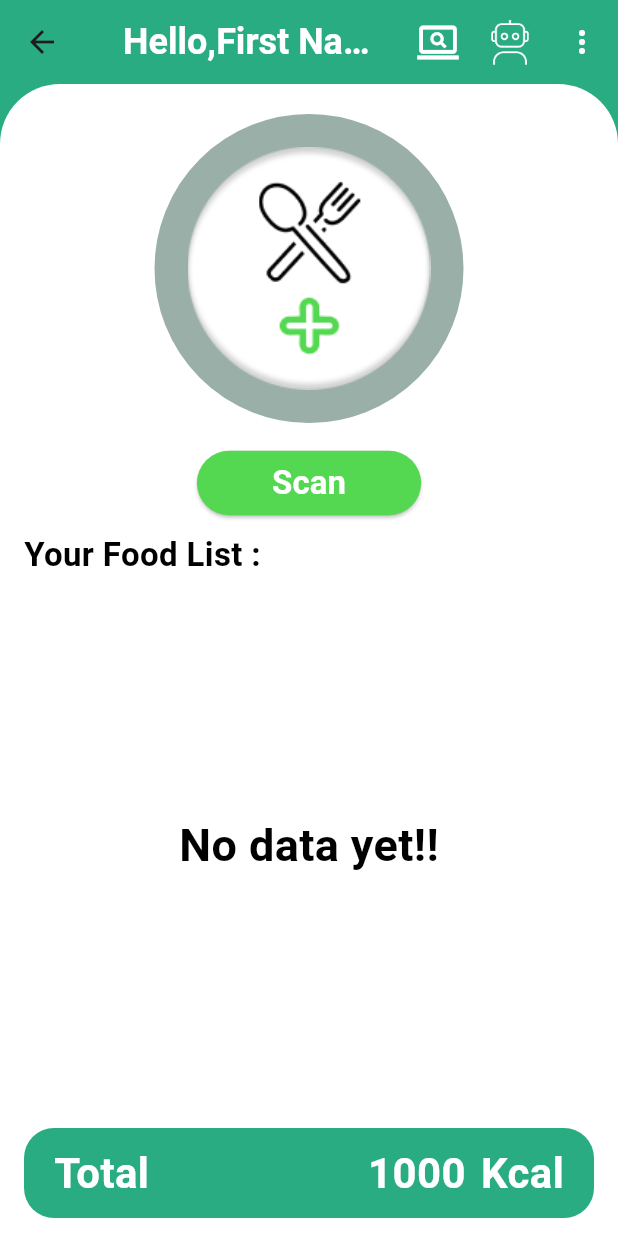
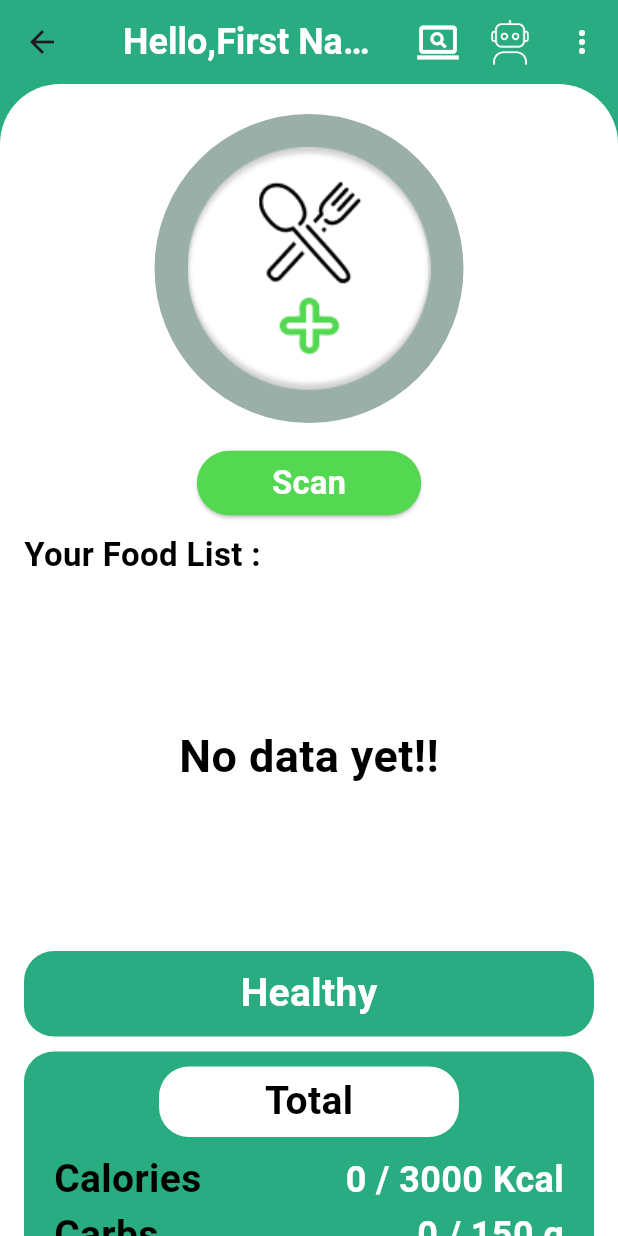
Before and after one commit to AhmedMohsen2492/Foodie, a Flutter app: the HomeScreen screen opened by its route, on a phone screen of 412 x 824 dp. Run offline on Flutter 3.47's test engine with Material 3 defaults, Android fonts, the phone set to English and light mode, and no system bars; our stand-ins replace dio, flutter_slidable, google_fonts, image_picker, lottie, multi_dropdown; network calls fail.

Commit message:
add history total

```diff
--- a/lib/data/dataModel/food_history.dart
+++ b/lib/data/dataModel/food_history.dart
@@ -1,6 +1,6 @@
 import 'dart:io';
 
-class FoodHistory{
+class FoodHistory {
   String name;
   File image;
   bool healthy;
@@ -9,5 +9,6 @@ class FoodHistory{
   double protein;
   double fats;
 
-  FoodHistory(this.name,this.image, this.healthy, this.calories, this.protein, this.fats,this.carbs);
+  FoodHistory(this.name, this.image, this.healthy, this.calories, this.protein,
+      this.fats, this.carbs);
 }
--- a/lib/data/providers/main_provider.dart
+++ b/lib/data/providers/main_provider.dart
@@ -1,14 +1,7 @@
 import 'package:flutter/widgets.dart';
 import 'dart:io';
 import 'package:flutter/material.dart';
-import 'package:foodie/data/api/api_manager.dart';
-import 'package:foodie/data/providers/main_provider.dart';
-import 'package:foodie/ui/screens/foodDetails/food_details_screen.dart';
-import 'package:foodie/ui/utils/app_assets.dart';
-import 'package:foodie/ui/utils/app_colors.dart';
 import 'package:image_picker/image_picker.dart';
-import 'package:dio/dio.dart';
-
 import '../dataModel/food_history.dart';
 
 class MainProvider extends ChangeNotifier {
@@ -28,6 +21,17 @@ class MainProvider extends ChangeNotifier {
   Map details = {};
   List<FoodHistory> history = [];
 
+  //todo edit values
+  double maxTotalCalories = 3000;
+  double maxTotalCarbs = 150;
+  double maxTotalFats = 100;
+  double maxTotalProtein = 160;
+
+  bool historyHealthy = false;
+  double historyTotalCalories = 0;
+  double historyTotalCarbs = 0;
+  double historyTotalFats = 0;
+  double historyTotalProtein = 0;
 
   void cameraPicker(BuildContext context) async {
     var image = await ImagePicker().pickImage(source: ImageSource.camera);
@@ -56,4 +60,23 @@ class MainProvider extends ChangeNotifier {
     history.remove(foodHistory);
     notifyListeners();
   }
+
+  void editTotalHistory() {
+    if(history.isEmpty)
+      {
+        historyTotalProtein=0;
+        historyTotalFats=0;
+        historyTotalCarbs=0;
+        historyTotalCalories=0;
+      }
+    for(int i=0;i<history.length;i++)
+      {
+        historyTotalCalories += history[i].calories;
+        historyTotalCarbs += history[i].carbs;
+        historyTotalFats += history[i].fats;
+        historyTotalProtein += history[i].protein;
+      }
+    notifyListeners();
+  }
+
 }
--- a/lib/ui/screens/foodDetails/food_details_screen.dart
+++ b/lib/ui/screens/foodDetails/food_details_screen.dart
@@ -251,6 +251,7 @@ class _FoodDetailsScreenState extends State<FoodDetailsScreen> {
   saveButton() {
     FoodHistory history = FoodHistory(provider.classNames[0],provider.detectedImage!,healthy!,calories!,protein!,fats!,carbs!);
     provider.addToHistoryList(history);
+    provider.editTotalHistory();
     Navigator.pop(context);
   }
 }
--- a/lib/ui/screens/history/history_screen.dart
+++ b/lib/ui/screens/history/history_screen.dart
@@ -186,6 +186,7 @@ class HistoryScreen extends StatelessWidget {
             Center(
               child: ElevatedButton(
                 onPressed: () {
+                  provider.editTotalHistory();
                   provider.deleteFromHistoryList(args);
                   Navigator.pop(context);
                 },
--- a/lib/ui/screens/home/food_widget.dart
+++ b/lib/ui/screens/home/food_widget.dart
@@ -2,15 +2,13 @@ import 'package:flutter/material.dart';
 import 'package:flutter_slidable/flutter_slidable.dart';
 import 'package:foodie/data/dataModel/food_history.dart';
 import 'package:foodie/data/providers/main_provider.dart';
-import 'package:foodie/ui/screens/foodDetails/food_details_screen.dart';
 import 'package:foodie/ui/screens/history/history_screen.dart';
-import 'package:foodie/ui/utils/app_assets.dart';
 import 'package:foodie/ui/utils/app_colors.dart';
 import 'package:provider/provider.dart';
 
 class FoodWidget extends StatelessWidget {
   FoodHistory history;
-  FoodWidget(this.history);
+  FoodWidget(this.history, {super.key});
   late MainProvider provider;
 
   @override
@@ -28,6 +26,7 @@ class FoodWidget extends StatelessWidget {
             SlidableAction(
               onPressed: (_) {
                 provider.deleteFromHistoryList(history);
+                provider.editTotalHistory();
               },
               icon: Icons.delete,
               label: "Delete",
@@ -63,7 +62,7 @@ class FoodWidget extends StatelessWidget {
                   children: [
                     Text(
                       history.name,
-                      style: TextStyle(
+                      style: const TextStyle(
                           color: AppColors.black,
                           fontSize: 18,
                           fontWeight: FontWeight.bold),
@@ -71,7 +70,7 @@ class FoodWidget extends StatelessWidget {
                     ),
                     Text(
                       "${history.calories.round()} kcal",
-                      style: TextStyle(
+                      style: const TextStyle(
                         color: AppColors.white,
                         fontSize: 16,
                       ),
--- a/lib/ui/screens/home/home_screen.dart
+++ b/lib/ui/screens/home/home_screen.dart
@@ -1,5 +1,7 @@
 import 'dart:io';
+import 'package:flutter/cupertino.dart';
 import 'package:flutter/material.dart';
+import 'package:flutter/widgets.dart';
 import 'package:foodie/data/api/api_manager.dart';
 import 'package:foodie/data/providers/main_provider.dart';
 import 'package:foodie/ui/screens/chatBot/chat_bot_screen.dart';
@@ -27,7 +29,6 @@ class _HomeScreenState extends State<HomeScreen> {
 
   @override
   Widget build(BuildContext context) {
-
     provider = Provider.of(context);
     return Scaffold(
       backgroundColor: AppColors.prime,
@@ -116,7 +117,8 @@ class _HomeScreenState extends State<HomeScreen> {
           ),
         ],
       ),
-      body: Container(
+      body: SingleChildScrollView(
+        child: Container(
           padding: const EdgeInsets.symmetric(vertical: 12,horizontal: 16),
           decoration: const BoxDecoration(
             color: AppColors.white,
@@ -185,10 +187,33 @@ class _HomeScreenState extends State<HomeScreen> {
                       fontWeight: FontWeight.bold,
                     )),
               ),
-            Expanded(
-              child:provider.history.length==0? noData(): ListView.builder(
+              SizedBox(
+                height: MediaQuery.of(context).size.height*0.29,
+                child:provider.history.length==0? noData(): Scrollbar(
+                  thumbVisibility: true,
+                  trackVisibility: true,
+                  child: ListView.builder(
                     itemCount: provider.history.length,
                     itemBuilder: (context, index) =>  FoodWidget(provider.history[index]),
+                  ),
+                ),
+              ),
+              const SizedBox(
+                height: 10,
+              ),
+              Container(
+                padding: EdgeInsets.symmetric(vertical: 10),
+                decoration: BoxDecoration(
+                  color: AppColors.prime,
+                  borderRadius: BorderRadius.all(Radius.circular(20)),
+                ),
+                child: Center(
+                  child: Text(
+                      "Healthy",
+                      style: GoogleFonts.abhayaLibre(
+                          color: AppColors.white,
+                          fontSize: 26,
+                          fontWeight: FontWeight.bold)),
                 ),
               ),
               const SizedBox(
@@ -201,26 +226,86 @@ class _HomeScreenState extends State<HomeScreen> {
                     borderRadius: BorderRadius.circular(20)),
                 child: Column(
                   children: [
+                    Container(
+                      padding: EdgeInsets.symmetric(vertical: 5),
+                      width: 200,
+                      decoration: BoxDecoration(
+                        color: AppColors.white,
+                        borderRadius: BorderRadius.all(Radius.circular(20)),
+                      ),
+                      child: Center(
+                        child: Text(
+                            "Total",
+                            style: GoogleFonts.abhayaLibre(
+                                color: AppColors.black,
+                                fontSize: 26,
+                                fontWeight: FontWeight.bold)),
+                      ),
+                    ),
+                    SizedBox(height: 10,),
                     Row(
                       children: [
-                      Text("Total",
+                        Text("Calories",
+                            style: GoogleFonts.abhayaLibre(
+                                color: AppColors.black,
+                                fontSize: 26,
+                                fontWeight: FontWeight.bold)),
+                        const Spacer(),
+                        Text("${provider.historyTotalCalories.round()} / ${provider.maxTotalCalories.round()} Kcal",
+                            overflow: TextOverflow.ellipsis,
+                            maxLines: 1,
                             style: GoogleFonts.abhayaLibre(
                                 color: AppColors.white,
-                              fontSize: 28,
+                                fontSize: 24,
+                                fontWeight: FontWeight.bold)),
+                      ],
+                    ),
+                    Row(
+                      children: [
+                        Text("Carbs",
+                            style: GoogleFonts.abhayaLibre(
+                                color: AppColors.black,
+                                fontSize: 26,
                                 fontWeight: FontWeight.bold)),
                         const Spacer(),
-                      Text("1000",
+                        Text("${provider.historyTotalCarbs.round()} / ${provider.maxTotalCarbs.round()} g",
+                            overflow: TextOverflow.ellipsis,
+                            maxLines: 1,
                             style: GoogleFonts.abhayaLibre(
                                 color: AppColors.white,
-                              fontSize: 28,
+                                fontSize: 24,
                                 fontWeight: FontWeight.bold)),
-                      const SizedBox(
-                        width: 10,
+                      ],
                     ),
-                      Text("Kcal",
+                    Row(
+                      children: [
+                        Text("Fats",
+                            style: GoogleFonts.abhayaLibre(
+                                color: AppColors.black,
+                                fontSize: 26,
+                                fontWeight: FontWeight.bold)),
+                        const Spacer(),
+                        Text("${provider.historyTotalFats.round()} / ${provider.maxTotalFats.round()} g",
                             style: GoogleFonts.abhayaLibre(
                                 color: AppColors.white,
-                              fontSize: 28,
+                                fontSize: 24,
+                                fontWeight: FontWeight.bold)),
+                      ],
+                    ),
+                    Row(
+                      children: [
+                        Text("Protein",
+                            style: GoogleFonts.abhayaLibre(
+                                color: AppColors.black,
+                                fontSize: 26,
+                                fontWeight: FontWeight.bold)),
+                        const Spacer(),
+                        Text("${provider.historyTotalProtein.round()} / ${provider.maxTotalProtein.round()} g",
+                            overflow: TextOverflow.ellipsis,
+                            maxLines: 1,
+                            style: GoogleFonts.abhayaLibre(
+                                color: AppColors.white,
+                                fontSize: 24,
                                 fontWeight: FontWeight.bold)),
                       ],
                     ),
@@ -228,6 +313,7 @@ class _HomeScreenState extends State<HomeScreen> {
                 ),
               ),
             ],
+          ),
         ),
       ),
     );
```
Lines whose indentation alone changed are shown as unchanged.
